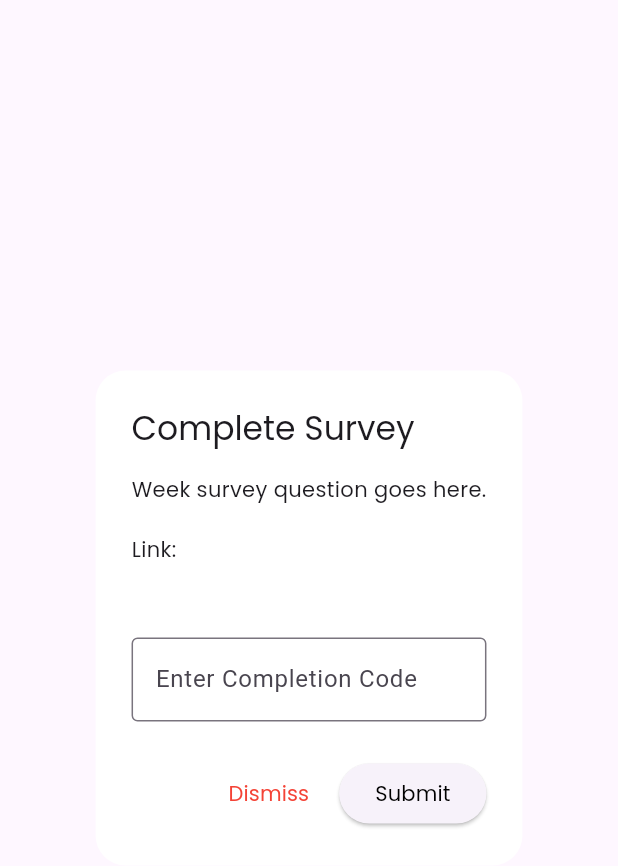
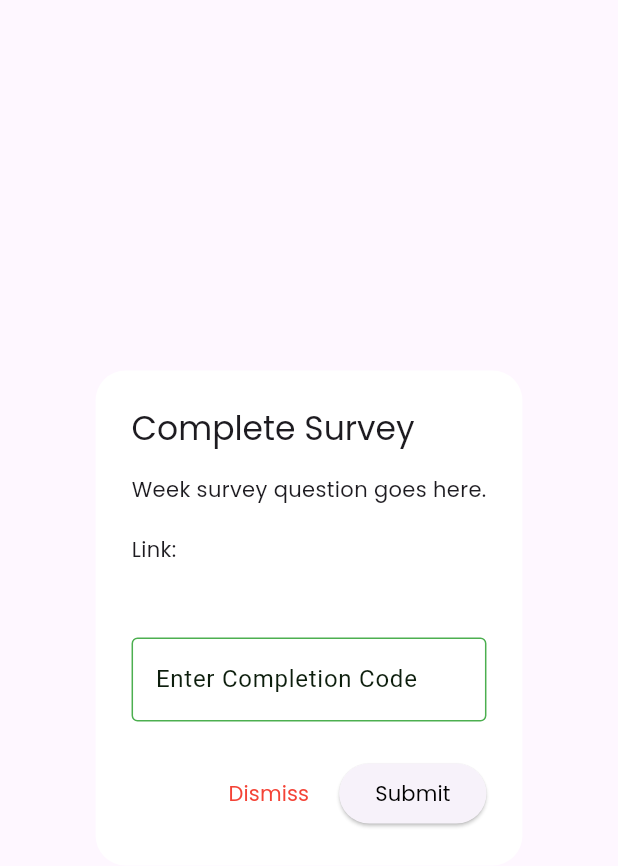
Before and after one commit to myg907/classProject, a Flutter app: the SurveyScreen widget shown alone on an empty page, opened directly with empty values, on a phone screen of 412 x 824 dp. Shown: the top 866 px of the screen. Run offline on Flutter 3.47's test engine with Material 3 defaults, Android fonts, the phone set to English and light mode, and no system bars; our stand-ins replace cloud_firestore, firebase_auth, firebase_core, firebase_storage, geolocator, image_picker and 1 more; accounts and stored records are empty.

Commit message:
all problems fixed, made aesthetic changes, and code cleanup

```diff
--- a/lib/firestore_search.dart
+++ b/lib/firestore_search.dart
@@ -31,7 +31,7 @@ class _SearchScreenState extends State<SearchScreen> {
             fontSize: 22,
             fontFamily: 'Poppins',
             fontWeight: FontWeight.w600,
-            color: Color.fromARGB(255, 181, 184, 184),
+            color: Color.fromARGB(255, 3, 15, 23),
           ),
         ),
       ),
--- a/lib/survey_screen.dart
+++ b/lib/survey_screen.dart
@@ -78,14 +78,16 @@ class _SurveyScreenState extends State<SurveyScreen> {
     return AlertDialog(
       backgroundColor: Colors.white.withValues(alpha: 0.95),
       shape: RoundedRectangleBorder(borderRadius: BorderRadius.circular(20)),
-      title: const Text("Complete Survey", style: TextStyle(fontSize: 22, fontFamily: 'Poppins')),
+      title: const Text("Complete Survey",
+          style: TextStyle(fontSize: 22, fontFamily: 'Poppins')),
       content: _isLoading
           ? const SizedBox(
               height: 80, child: Center(child: CircularProgressIndicator()))
           : Column(
               mainAxisSize: MainAxisSize.min,
               children: [
-                Text("Week survey question goes here.\n\nLink:", style: TextStyle(fontFamily: 'Poppins')),
+                Text("Week survey question goes here.\n\nLink:",
+                    style: TextStyle(fontFamily: 'Poppins')),
                 if (_surveyUrl != null)
                   Padding(
                     padding: const EdgeInsets.only(top: 8.0),
@@ -101,11 +103,25 @@ class _SurveyScreenState extends State<SurveyScreen> {
                   ),
                 const SizedBox(height: 20),
                 TextField(
+                  cursorColor: Colors.green,
                   controller: _codeController,
                   decoration: InputDecoration(
                     labelText: 'Enter Completion Code',
+                    labelStyle:
+                        TextStyle(color: const Color.fromARGB(255, 13, 30, 13)),
                     errorText: _errorText,
-                    border: const OutlineInputBorder(),
+                    enabledBorder: OutlineInputBorder(
+                      borderSide: BorderSide(color: Colors.green),
+                    ),
+                    focusedBorder: OutlineInputBorder(
+                      borderSide: BorderSide(color: Colors.green, width: 2.0),
+                    ),
+                    errorBorder: OutlineInputBorder(
+                      borderSide: BorderSide(color: Colors.red),
+                    ),
+                    focusedErrorBorder: OutlineInputBorder(
+                      borderSide: BorderSide(color: Colors.redAccent),
+                    ),
                   ),
                 ),
               ],
@@ -113,11 +129,16 @@ class _SurveyScreenState extends State<SurveyScreen> {
       actions: [
         TextButton(
           onPressed: () => Navigator.of(context).pop(false), // allow dismiss
-          child: const Text("Dismiss", style: TextStyle(color: Colors.red,fontFamily: 'Poppins')),
+          child: const Text("Dismiss",
+              style: TextStyle(color: Colors.red, fontFamily: 'Poppins')),
         ),
         ElevatedButton(
           onPressed: _submitCode,
-          child: const Text("Submit", style: TextStyle(fontFamily: 'Poppins', color: Colors.black,)),
+          child: const Text("Submit",
+              style: TextStyle(
+                fontFamily: 'Poppins',
+                color: Colors.black,
+              )),
         ),
       ],
     );
--- a/lib/video_player_widget.dart
+++ b/lib/video_player_widget.dart
@@ -31,7 +31,10 @@ class _VideoPlayerWidgetState extends State<VideoPlayerWidget> {
   @override
   Widget build(BuildContext context) {
     if (!_controller.value.isInitialized) {
-      return const Center(child: CircularProgressIndicator());
+      return const Center(
+          child: CircularProgressIndicator(
+        color: Color.fromARGB(255, 86, 137, 88),
+      ));
     }
 
     return Column(
```
Also changed, not shown: lib/progress_screen.dart (+11 -8 lines), lib/week_screen.dart (+49 -49 lines).
